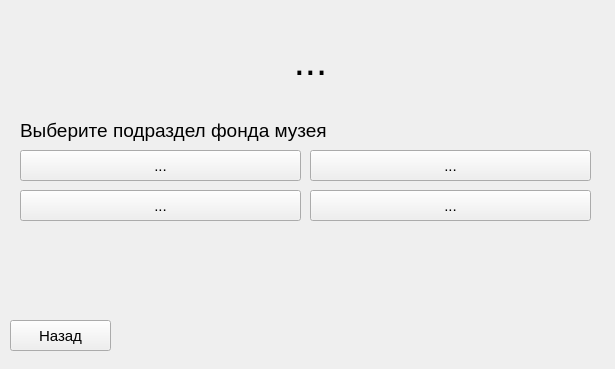
Old version of the form Emook_code/Resourses/Доп прога/Workspace/Subselection.ui in the repository Shoker2/Emook.
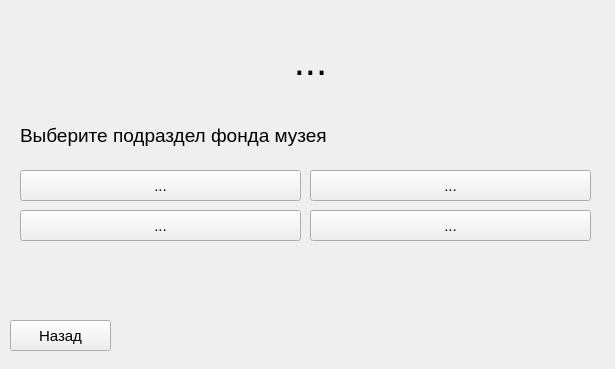
New version of the form.

```diff
--- a/Emook_code/Resourses/Доп прога/Workspace/Subselection.ui
+++ b/Emook_code/Resourses/Доп прога/Workspace/Subselection.ui
@@ -42,8 +42,8 @@
     <rect>
      <x>20</x>
      <y>120</y>
-     <width>321</width>
-     <height>21</height>
+     <width>411</width>
+     <height>31</height>
     </rect>
    </property>
    <property name="font">
@@ -80,7 +80,7 @@
    <property name="geometry">
     <rect>
      <x>20</x>
-     <y>150</y>
+     <y>170</y>
      <width>281</width>
      <height>31</height>
     </rect>
@@ -98,7 +98,7 @@
    <property name="geometry">
     <rect>
      <x>310</x>
-     <y>150</y>
+     <y>170</y>
      <width>281</width>
      <height>31</height>
     </rect>
@@ -116,7 +116,7 @@
    <property name="geometry">
     <rect>
      <x>20</x>
-     <y>190</y>
+     <y>210</y>
      <width>281</width>
      <height>31</height>
     </rect>
@@ -137,7 +137,7 @@
    <property name="geometry">
     <rect>
      <x>310</x>
-     <y>190</y>
+     <y>210</y>
      <width>281</width>
      <height>31</height>
     </rect>
```
